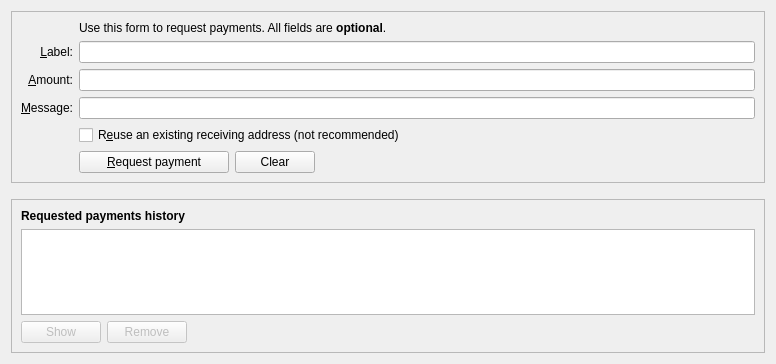
Old version of the form src/qt/forms/receivecoinsdialog.ui in the repository umkoin/umkoin.
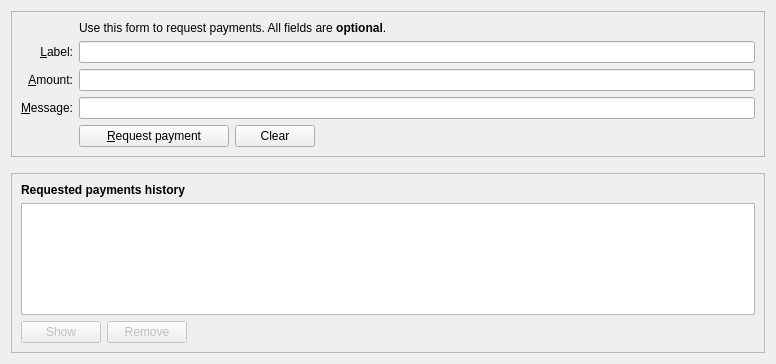
New version of the form. Icons and pictures are not drawn. Custom widgets are drawn as their Qt base class.

The edit to the form file:
```diff
--- a/src/qt/forms/receivecoinsdialog.ui
+++ b/src/qt/forms/receivecoinsdialog.ui
@@ -28,23 +28,6 @@
      <layout class="QVBoxLayout" name="verticalLayout_3">
       <item>
        <layout class="QGridLayout" name="gridLayout">
-        <item row="7" column="2">
-         <widget class="QCheckBox" name="reuseAddress">
-          <property name="toolTip">
-           <string>Reuse one of the previously used receiving addresses. Reusing addresses has security and privacy issues. Do not use this unless re-generating a payment request made before.</string>
-          </property>
-          <property name="text">
-           <string>R&amp;euse an existing receiving address (not recommended)</string>
-          </property>
-         </widget>
-        </item>
-        <item row="7" column="0">
-         <widget class="QLabel" name="label_4">
-          <property name="text">
-           <string/>
-          </property>
-         </widget>
-        </item>
         <item row="6" column="0">
          <widget class="QLabel" name="label_3">
           <property name="toolTip">
@@ -127,7 +110,7 @@
           </property>
          </widget>
         </item>
-        <item row="8" column="2">
+        <item row="7" column="2">
          <layout class="QHBoxLayout" name="horizontalLayout">
           <item>
            <widget class="QPushButton" name="receiveButton">
@@ -184,7 +167,7 @@
           </item>
          </layout>
         </item>
-        <item row="8" column="0">
+        <item row="7" column="0">
          <widget class="QLabel" name="label_7">
           <property name="text">
            <string/>
```
Left out of the diff: 3 changed lines with no effect on the pictures.
